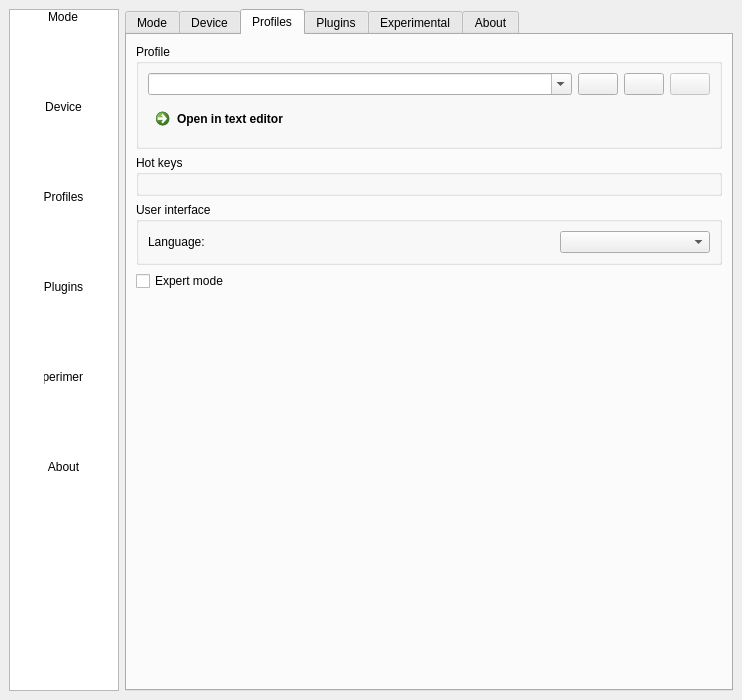
Old version of the form Software/src/SettingsWindow.ui in the repository Atarity/Lightpack.
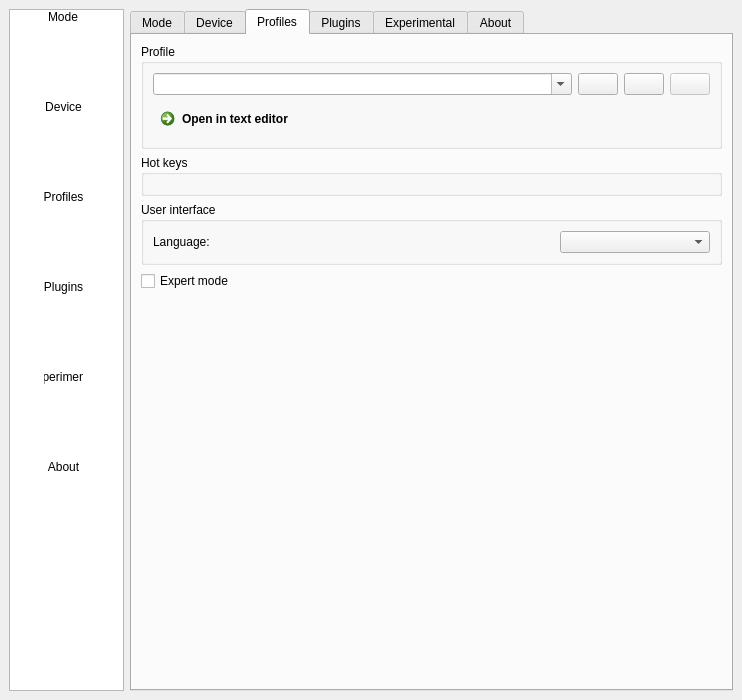
New version of the form. The open tabs and pages were chosen to show the change. Icons and pictures are not drawn. Custom widgets are drawn as their Qt base class.

Commit message: fixing compilation in Windows

Diff of the .ui file:
```diff
--- a/Software/src/SettingsWindow.ui
+++ b/Software/src/SettingsWindow.ui
@@ -2510,20 +2510,20 @@
        <bool>true</bool>
       </property>
       <property name="sizePolicy">
-       <sizepolicy hsizetype="Fixed" vsizetype="Preferred">
+       <sizepolicy hsizetype="Fixed" vsizetype="Minimum">
         <horstretch>0</horstretch>
         <verstretch>0</verstretch>
        </sizepolicy>
       </property>
       <property name="minimumSize">
        <size>
-        <width>0</width>
-        <height>0</height>
+        <width>115</width>
+        <height>580</height>
        </size>
       </property>
       <property name="maximumSize">
        <size>
-        <width>110</width>
+        <width>115</width>
         <height>16777208</height>
        </size>
       </property>
```
Left out of the diff: 4 changed lines with no effect on the pictures. The commit also changes 4 other files.
